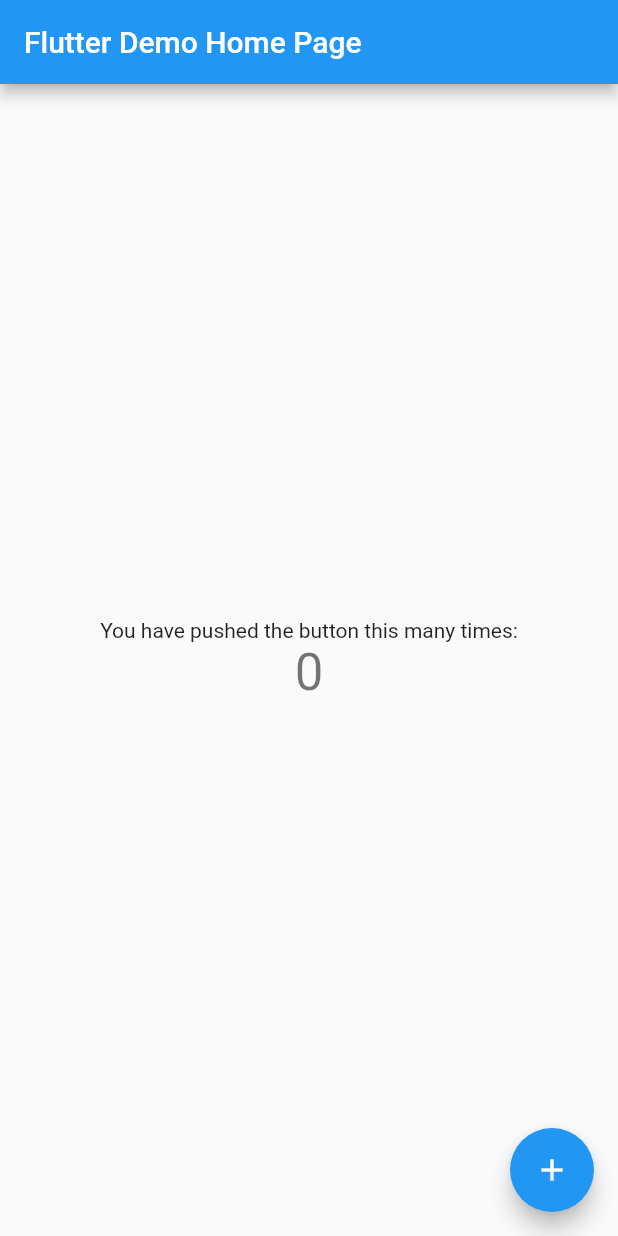
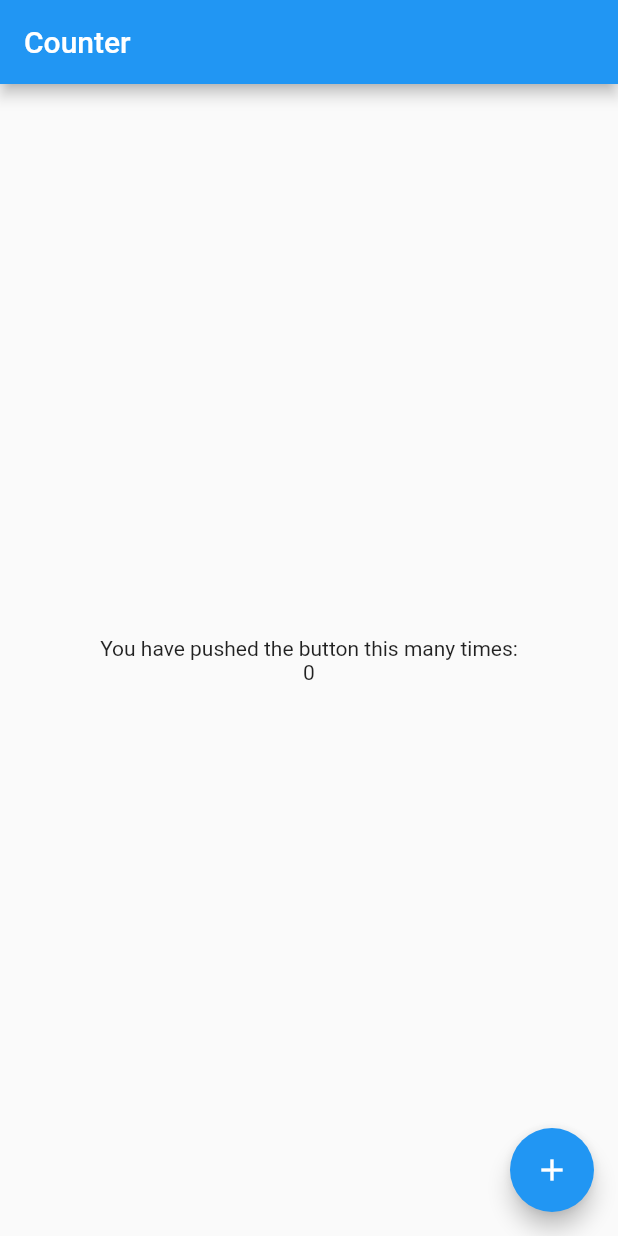
Before and after one commit to AndreErvilha/flutter_class_modular, a Flutter app: the screen it shows after launch, on a phone screen of 412 x 824 dp. Run offline on Flutter 3.47's test engine with Material 2 defaults, Android fonts, the phone set to English and light mode, and no system bars; our stand-ins replace flutter_mobx, flutter_modular, mobx; generated files the repository leaves out were written again.

```diff
--- /dev/null
+++ b/lib/app/app_widget.dart
@@ -0,0 +1,12 @@
+import 'package:flutter/material.dart';
+import 'package:flutter_modular/flutter_modular.dart';
+
+class AppWidget extends StatelessWidget {
+  @override
+  Widget build(BuildContext context) {
+    return MaterialApp(
+      title: 'Flutter Slidy',
+      theme: ThemeData(primarySwatch: Colors.blue),
+    ).modular();
+  }
+}
--- /dev/null
+++ b/lib/app/modules/home/home_page.dart
@@ -0,0 +1,44 @@
+import 'package:flutter/material.dart';
+import 'package:flutter_mobx/flutter_mobx.dart';
+import 'package:flutter_modular/flutter_modular.dart';
+
+import 'home_store.dart';
+
+class HomePage extends StatefulWidget {
+  final String title;
+
+  const HomePage({Key key, this.title = "Home"}) : super(key: key);
+
+  @override
+  _HomePageState createState() => _HomePageState();
+}
+
+class _HomePageState extends ModularState<HomePage, HomeStore> {
+  @override
+  Widget build(BuildContext context) {
+    return Scaffold(
+      appBar: AppBar(
+        title: Text('Counter'),
+      ),
+      body: Center(
+        child: Column(
+          mainAxisAlignment: MainAxisAlignment.center,
+          children: <Widget>[
+            Text(
+              'You have pushed the button this many times:',
+            ),
+            Observer(
+              builder: (context) => Text('${store.counter}'),
+            ),
+          ],
+        ),
+      ),
+      floatingActionButton: FloatingActionButton(
+        onPressed: () {
+          store.increment();
+        },
+        child: Icon(Icons.add),
+      ),
+    );
+  }
+}
--- /dev/null
+++ b/lib/app/modules/home/home_store.dart
@@ -0,0 +1,14 @@
+import 'package:mobx/mobx.dart';
+
+part 'home_store.g.dart';
+
+class HomeStore = HomeStoreBase with _$HomeStore;
+
+abstract class HomeStoreBase with Store {
+  @observable
+  int counter = 0;
+
+  Future<void> increment() async {
+    counter = counter + 1;
+  }
+}
--- a/lib/main.dart
+++ b/lib/main.dart
@@ -1,113 +1,7 @@
 import 'package:flutter/material.dart';
+import 'package:flutter_modular/flutter_modular.dart';
 
-void main() {
-  runApp(MyApp());
-}
+import 'app/app_module.dart';
+import 'app/app_widget.dart';
 
-class MyApp extends StatelessWidget {
-  // This widget is the root of your application.
-  @override
-  Widget build(BuildContext context) {
-    return MaterialApp(
-      title: 'Flutter Demo',
-      theme: ThemeData(
-        // This is the theme of your application.
-        //
-        // Try running your application with "flutter run". You'll see the
-        // application has a blue toolbar. Then, without quitting the app, try
-        // changing the primarySwatch below to Colors.green and then invoke
-        // "hot reload" (press "r" in the console where you ran "flutter run",
-        // or simply save your changes to "hot reload" in a Flutter IDE).
-        // Notice that the counter didn't reset back to zero; the application
-        // is not restarted.
-        primarySwatch: Colors.blue,
-      ),
-      home: MyHomePage(title: 'Flutter Demo Home Page'),
-    );
-  }
-}
-
-class MyHomePage extends StatefulWidget {
-  MyHomePage({Key key, this.title}) : super(key: key);
-
-  // This widget is the home page of your application. It is stateful, meaning
-  // that it has a State object (defined below) that contains fields that affect
-  // how it looks.
-
-  // This class is the configuration for the state. It holds the values (in this
-  // case the title) provided by the parent (in this case the App widget) and
-  // used by the build method of the State. Fields in a Widget subclass are
-  // always marked "final".
-
-  final String title;
-
-  @override
-  _MyHomePageState createState() => _MyHomePageState();
-}
-
-class _MyHomePageState extends State<MyHomePage> {
-  int _counter = 0;
-
-  void _incrementCounter() {
-    setState(() {
-      // This call to setState tells the Flutter framework that something has
-      // changed in this State, which causes it to rerun the build method below
-      // so that the display can reflect the updated values. If we changed
-      // _counter without calling setState(), then the build method would not be
-      // called again, and so nothing would appear to happen.
-      _counter++;
-    });
-  }
-
-  @override
-  Widget build(BuildContext context) {
-    // This method is rerun every time setState is called, for instance as done
-    // by the _incrementCounter method above.
-    //
-    // The Flutter framework has been optimized to make rerunning build methods
-    // fast, so that you can just rebuild anything that needs updating rather
-    // than having to individually change instances of widgets.
-    return Scaffold(
-      appBar: AppBar(
-        // Here we take the value from the MyHomePage object that was created by
-        // the App.build method, and use it to set our appbar title.
-        title: Text(widget.title),
-      ),
-      body: Center(
-        // Center is a layout widget. It takes a single child and positions it
-        // in the middle of the parent.
-        child: Column(
-          // Column is also a layout widget. It takes a list of children and
-          // arranges them vertically. By default, it sizes itself to fit its
-          // children horizontally, and tries to be as tall as its parent.
-          //
-          // Invoke "debug painting" (press "p" in the console, choose the
-          // "Toggle Debug Paint" action from the Flutter Inspector in Android
-          // Studio, or the "Toggle Debug Paint" command in Visual Studio Code)
-          // to see the wireframe for each widget.
-          //
-          // Column has various properties to control how it sizes itself and
-          // how it positions its children. Here we use mainAxisAlignment to
-          // center the children vertically; the main axis here is the vertical
-          // axis because Columns are vertical (the cross axis would be
-          // horizontal).
-          mainAxisAlignment: MainAxisAlignment.center,
-          children: <Widget>[
-            Text(
-              'You have pushed the button this many times:',
-            ),
-            Text(
-              '$_counter',
-              style: Theme.of(context).textTheme.headline4,
-            ),
-          ],
-        ),
-      ),
-      floatingActionButton: FloatingActionButton(
-        onPressed: _incrementCounter,
-        tooltip: 'Increment',
-        child: Icon(Icons.add),
-      ), // This trailing comma makes auto-formatting nicer for build methods.
-    );
-  }
-}
+void main() => runApp(ModularApp(module: AppModule(), child: AppWidget()));
```
Also changed, not shown: lib/app/app_module.dart (added, +13 -0 lines), lib/app/modules/home/home_module.dart (added, +16 -0 lines), pubspec.yaml (+15 -32 lines), lib/app/modules/home/home_store.g.dart (added), pubspec.lock, 2 other files.
